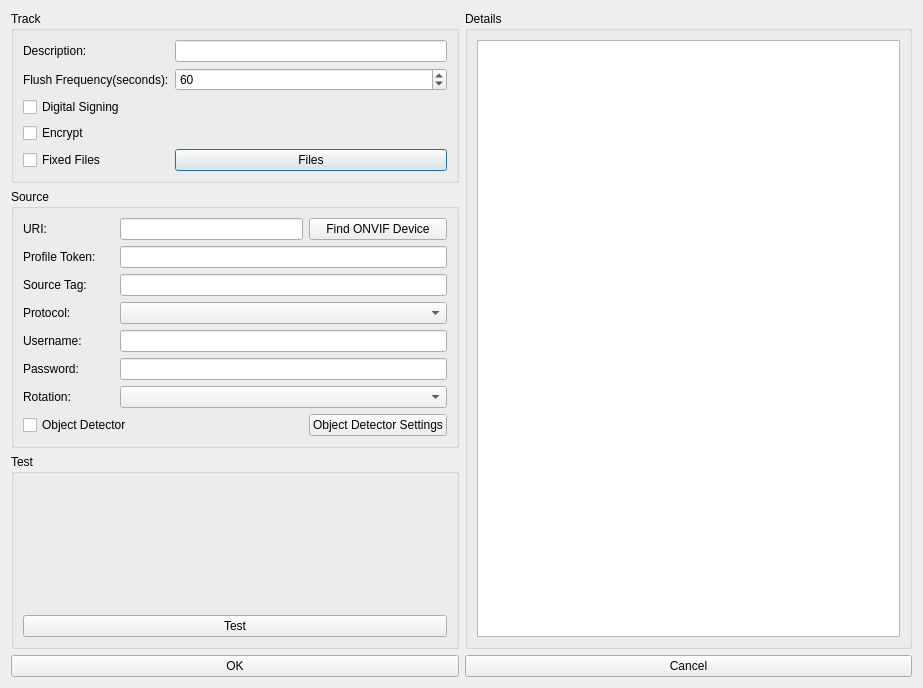
This is libmonocleclient/managetrackwindow.ui in lineCode/Client-2 as Qt 5 draws it before an edit. The edited form follows.
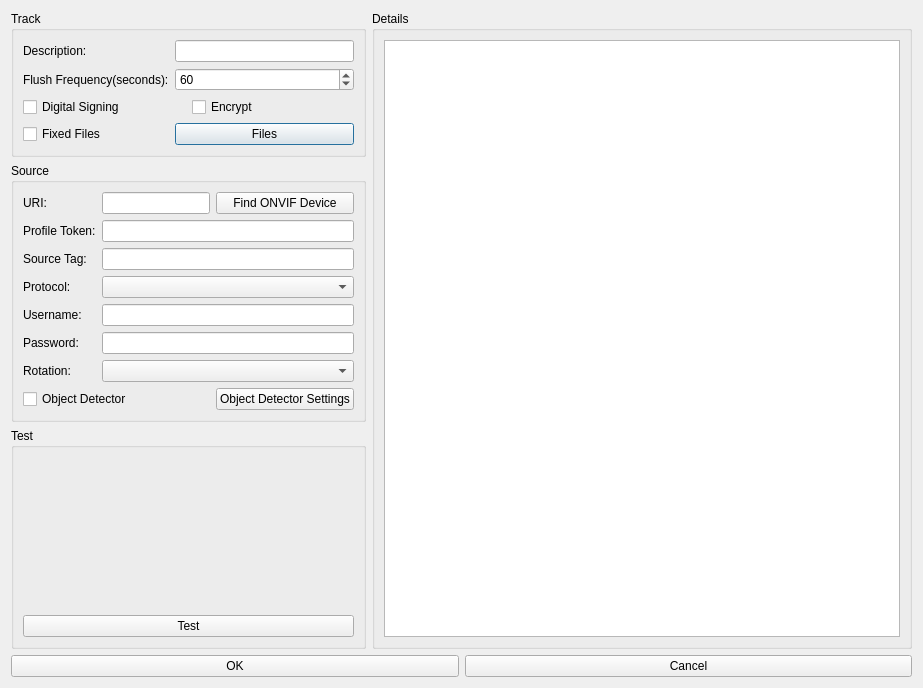
This is the edited form.

Patch:
```diff
--- a/libmonocleclient/managetrackwindow.ui
+++ b/libmonocleclient/managetrackwindow.ui
@@ -32,21 +32,14 @@
          <layout class="QGridLayout" name="gridLayout_4">
           <item row="0" column="0">
            <layout class="QGridLayout" name="gridLayout_3">
-            <item row="4" column="1">
+            <item row="4" column="1" rowspan="2" colspan="2">
              <widget class="QPushButton" name="buttonfiles">
               <property name="text">
                <string>Files</string>
               </property>
              </widget>
             </item>
-            <item row="2" column="0" colspan="2">
-             <widget class="QCheckBox" name="checkdigitalsigning">
-              <property name="text">
-               <string>Digital Signing</string>
-              </property>
-             </widget>
-            </item>
-            <item row="0" column="1">
+            <item row="0" column="1" colspan="2">
              <widget class="QLineEdit" name="editdescription"/>
             </item>
             <item row="1" column="0">
@@ -56,7 +49,7 @@
               </property>
              </widget>
             </item>
-            <item row="1" column="1">
+            <item row="1" column="1" colspan="2">
              <widget class="QSpinBox" name="spinflushfrequency">
               <property name="maximum">
                <number>9999</number>
@@ -66,14 +59,7 @@
               </property>
              </widget>
             </item>
-            <item row="0" column="0">
-             <widget class="QLabel" name="label_2">
-              <property name="text">
-               <string>Description:</string>
-              </property>
-             </widget>
-            </item>
-            <item row="4" column="0">
+            <item row="4" column="0" rowspan="2">
              <widget class="QCheckBox" name="checkfixedfiles">
               <property name="statusTip">
                <string>Do you want to record data to all available files, or only want to record to a fixed set of files</string>
@@ -83,13 +69,31 @@
               </property>
              </widget>
             </item>
-            <item row="3" column="0" colspan="2">
-             <widget class="QCheckBox" name="checkencrypt">
+            <item row="0" column="0">
+             <widget class="QLabel" name="label_2">
               <property name="text">
-               <string>Encrypt</string>
+               <string>Description:</string>
               </property>
              </widget>
             </item>
+            <item row="2" column="0" rowspan="2" colspan="3">
+             <layout class="QHBoxLayout" name="horizontalLayout_2">
+              <item>
+               <widget class="QCheckBox" name="checkdigitalsigning">
+                <property name="text">
+                 <string>Digital Signing</string>
+                </property>
+               </widget>
+              </item>
+              <item>
+               <widget class="QCheckBox" name="checkencrypt">
+                <property name="text">
+                 <string>Encrypt</string>
+                </property>
+               </widget>
+              </item>
+             </layout>
+            </item>
            </layout>
           </item>
          </layout>
@@ -260,6 +264,11 @@
               <attribute name="headerVisible">
                <bool>false</bool>
               </attribute>
+              <column>
+               <property name="text">
+                <string notr="true">1</string>
+               </property>
+              </column>
              </widget>
             </item>
            </layout>
```
Left out of the diff: 2 changed lines with no effect on the pictures.
